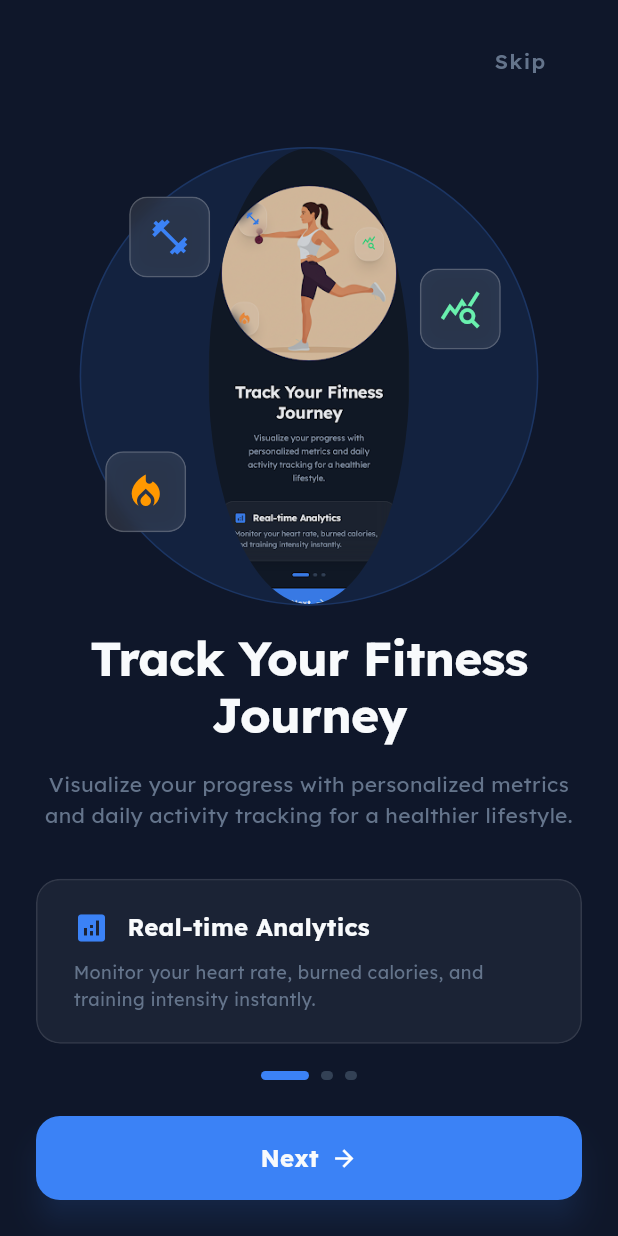
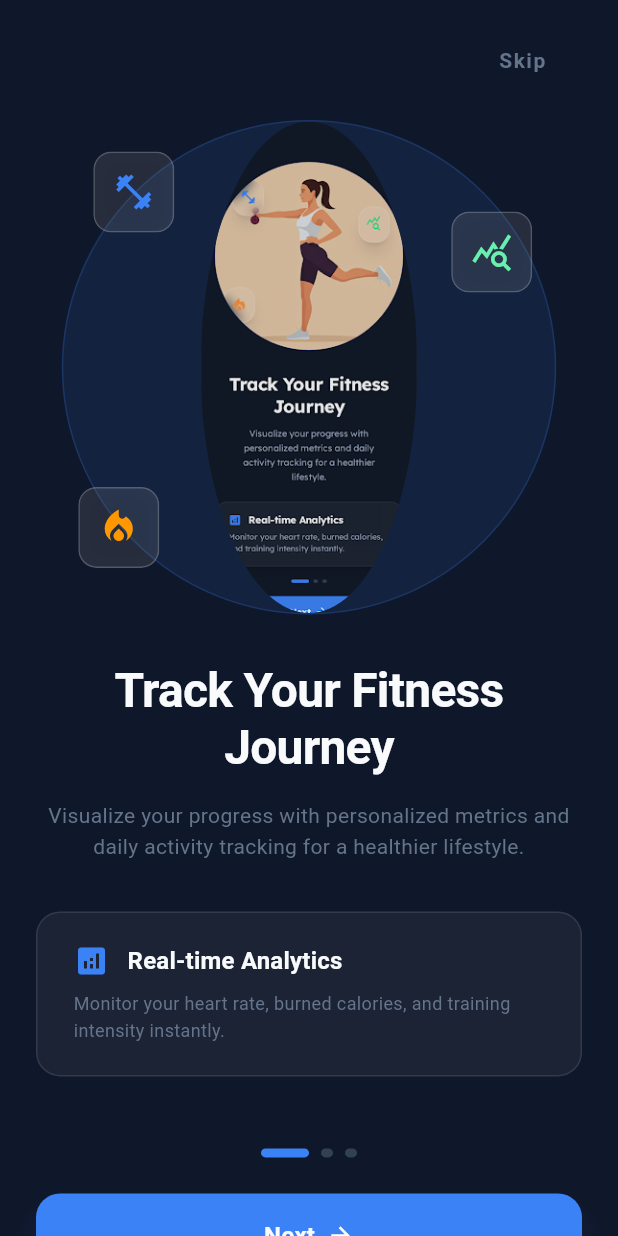
Before and after one commit to RahulDev-01/AvatFit-AI, a Flutter app: the OnboardingScreen1 screen opened by its route, on a phone screen of 412 x 824 dp. Run offline on Flutter 3.47's test engine with Material 3 defaults, Android fonts, the phone set to English and light mode, and no system bars; our stand-ins replace go_router.

Commit message:
Introduce initial splash, onboarding, and sign-up/login flows along with core app theming.

```diff
--- a/lib/screens/onboarding_1.dart
+++ b/lib/screens/onboarding_1.dart
@@ -13,17 +13,20 @@ class OnboardingScreen1 extends StatelessWidget {
     return Scaffold(
       backgroundColor: AppColors.background,
       body: SafeArea(
+        child: SingleChildScrollView(
+          child: Padding(
+            padding: const EdgeInsets.symmetric(horizontal: 24.0),
             child: Column(
               children: [
                 // Top App Bar
                 Padding(
-              padding: const EdgeInsets.symmetric(horizontal: 24.0, vertical: 16.0),
+                  padding: const EdgeInsets.symmetric(vertical: 16.0),
                   child: Row(
                     mainAxisAlignment: MainAxisAlignment.end,
                     children: [
                       TextButton(
                         onPressed: () {
-                      // context.go(AppRoutes.signUpLogin);
+                          context.go(AppRoutes.signUpLogin);
                         },
                         child: Text(
                           'Skip',
@@ -39,10 +42,8 @@ class OnboardingScreen1 extends StatelessWidget {
                 ),
 
                 // Visual Content Area
-            Expanded(
-              flex: 5,
-              child: Padding(
-                padding: const EdgeInsets.symmetric(horizontal: 24.0, vertical: 16.0),
+                SizedBox(
+                  height: MediaQuery.of(context).size.height * 0.4,
                   child: AspectRatio(
                     aspectRatio: 1.0,
                     child: Container(
@@ -58,9 +59,14 @@ class OnboardingScreen1 extends StatelessWidget {
                           ClipOval(
                             child: Opacity(
                               opacity: 0.9,
+                              child: Container(
+                                color: AppColors.surface, // Placeholder color
                                 child: Image.asset(
-                              'assets/images/Onboarding 1 - dd4e6ed3a8a241b894fe3928dbbc4b6a.png', // Temporary placeholder
+                                  'assets/images/Onboarding 1 - dd4e6ed3a8a241b894fe3928dbbc4b6a.png',
                                   fit: BoxFit.cover,
+                                  errorBuilder: (context, error, stackTrace) =>
+                                      Icon(Icons.person, size: 120, color: AppColors.primary.withOpacity(0.3)),
+                                ),
                               ),
                             ),
                           ),
@@ -69,34 +75,31 @@ class OnboardingScreen1 extends StatelessWidget {
                           _buildFloatingIcon(
                             icon: Icons.fitness_center,
                             color: AppColors.primary,
-                          top: 32,
-                          left: 32,
+                            top: 20,
+                            left: 20,
                           ),
                           _buildFloatingIcon(
                             icon: Icons.local_fire_department,
                             color: Colors.orange,
-                          bottom: 48,
-                          left: 16,
+                            bottom: 30,
+                            left: 10,
                           ),
                           _buildFloatingIcon(
                             icon: Icons.query_stats,
                             color: Colors.greenAccent,
-                          top: 80,
-                          right: 24,
+                            top: 60,
+                            right: 15,
                           ),
                         ],
                       ),
                     ),
                   ),
                 ),
-            ),
+
+                const SizedBox(height: 32),
 
                 // Text Content
-            Expanded(
-              flex: 4,
-              child: Padding(
-                padding: const EdgeInsets.symmetric(horizontal: 24.0),
-                child: Column(
+                Column(
                   children: [
                     Text(
                       'Track Your Fitness Journey',
@@ -119,11 +122,7 @@ class OnboardingScreen1 extends StatelessWidget {
                     const SizedBox(height: 32),
 
                     // Glassmorphism Card Feature
-                    ClipRRect(
-                      borderRadius: BorderRadius.circular(16.0),
-                      child: BackdropFilter(
-                        filter: ui.ImageFilter.blur(sigmaX: 10.0, sigmaY: 10.0),
-                        child: Container(
+                    Container(
                       padding: const EdgeInsets.symmetric(horizontal: 24.0, vertical: 20.0),
                       decoration: BoxDecoration(
                         color: Colors.white.withOpacity(0.05),
@@ -151,17 +150,13 @@ class OnboardingScreen1 extends StatelessWidget {
                         ],
                       ),
                     ),
-                      ),
-                    ),
                   ],
                 ),
-              ),
-            ),
+
+                const SizedBox(height: 48),
 
                 // Footer Actions
-            Padding(
-              padding: const EdgeInsets.all(24.0),
-              child: Column(
+                Column(
                   children: [
                     // Page Indicators
                     Row(
@@ -200,8 +195,10 @@ class OnboardingScreen1 extends StatelessWidget {
                     ),
                   ],
                 ),
+                const SizedBox(height: 32),
+              ],
             ),
-          ],
+          ),
         ),
       ),
     );
@@ -222,8 +219,6 @@ class OnboardingScreen1 extends StatelessWidget {
       right: right,
       child: ClipRRect(
         borderRadius: BorderRadius.circular(12.0),
-        child: BackdropFilter(
-          filter: ui.ImageFilter.blur(sigmaX: 5.0, sigmaY: 5.0),
         child: Container(
           padding: const EdgeInsets.all(12.0),
           decoration: BoxDecoration(
@@ -235,7 +230,6 @@ class OnboardingScreen1 extends StatelessWidget {
             ],
           ),
           child: Icon(icon, color: color, size: 28),
-          ),
         ),
       ),
     );
--- a/lib/theme/app_text_styles.dart
+++ b/lib/theme/app_text_styles.dart
@@ -1,81 +1,93 @@
 import 'package:flutter/material.dart';
-import 'package:google_fonts/google_fonts.dart';
 import 'app_colors.dart';
 
 class AppTextStyles {
-  // Use Lexend as primary font
-  static final TextStyle headlineLarge = GoogleFonts.lexend(
+  static const _fontFamily = 'sans-serif';
+
+  static const TextStyle headlineLarge = TextStyle(
+    fontFamily: _fontFamily,
     fontSize: 32,
     fontWeight: FontWeight.bold,
     color: AppColors.textHighEmphasis,
     letterSpacing: -0.5,
   );
 
-  static final TextStyle headlineMedium = GoogleFonts.lexend(
+  static const TextStyle headlineMedium = TextStyle(
+    fontFamily: _fontFamily,
     fontSize: 24,
     fontWeight: FontWeight.bold,
     color: AppColors.textHighEmphasis,
     letterSpacing: -0.5,
   );
 
-  static final TextStyle headlineSmall = GoogleFonts.lexend(
+  static const TextStyle headlineSmall = TextStyle(
+    fontFamily: _fontFamily,
     fontSize: 20,
     fontWeight: FontWeight.w600,
     color: AppColors.textHighEmphasis,
   );
 
-  static final TextStyle titleLarge = GoogleFonts.lexend(
+  static const TextStyle titleLarge = TextStyle(
+    fontFamily: _fontFamily,
     fontSize: 18,
     fontWeight: FontWeight.w600,
     color: AppColors.textHighEmphasis,
   );
 
-  static final TextStyle bodyLarge = GoogleFonts.lexend(
-    fontSize: 16,
-    fontWeight: FontWeight.normal,
-    color: AppColors.textBody,
-  );
-
-  static final TextStyle bodyMedium = GoogleFonts.lexend(
-    fontSize: 14,
-    fontWeight: FontWeight.normal,
-    color: AppColors.textBody,
-  );
-
-  static final TextStyle bodySmall = GoogleFonts.lexend(
-    fontSize: 12,
-    fontWeight: FontWeight.normal,
-    color: AppColors.textMuted,
-  );
-
-  static final TextStyle labelLarge = GoogleFonts.lexend(
-    fontSize: 14,
-    fontWeight: FontWeight.w600,
-    color: AppColors.textHighEmphasis,
-  );
-
-  static final TextStyle titleMedium = GoogleFonts.lexend(
+  static const TextStyle titleMedium = TextStyle(
+    fontFamily: _fontFamily,
     fontSize: 16,
     fontWeight: FontWeight.w600,
     color: AppColors.textHighEmphasis,
     letterSpacing: 0.15,
   );
 
-  static final TextStyle titleSmall = GoogleFonts.lexend(
+  static const TextStyle titleSmall = TextStyle(
+    fontFamily: _fontFamily,
     fontSize: 14,
     fontWeight: FontWeight.w600,
     color: AppColors.textHighEmphasis,
     letterSpacing: 0.1,
   );
 
-  static final TextStyle labelMedium = GoogleFonts.lexend(
+  static const TextStyle bodyLarge = TextStyle(
+    fontFamily: _fontFamily,
+    fontSize: 16,
+    fontWeight: FontWeight.normal,
+    color: AppColors.textBody,
+  );
+
+  static const TextStyle bodyMedium = TextStyle(
+    fontFamily: _fontFamily,
+    fontSize: 14,
+    fontWeight: FontWeight.normal,
+    color: AppColors.textBody,
+  );
+
+  static const TextStyle bodySmall = TextStyle(
+    fontFamily: _fontFamily,
+    fontSize: 12,
+    fontWeight: FontWeight.normal,
+    color: AppColors.textMuted,
+  );
+
+  static const TextStyle labelLarge = TextStyle(
+    fontFamily: _fontFamily,
+    fontSize: 14,
+    fontWeight: FontWeight.w600,
+    color: AppColors.textHighEmphasis,
+  );
+
+  static const TextStyle labelMedium = TextStyle(
+    fontFamily: _fontFamily,
     fontSize: 12,
     fontWeight: FontWeight.w500,
     color: AppColors.textHighEmphasis,
     letterSpacing: 0.5,
   );
 
-  static final TextStyle labelSmall = GoogleFonts.lexend(
+  static const TextStyle labelSmall = TextStyle(
+    fontFamily: _fontFamily,
     fontSize: 11,
     fontWeight: FontWeight.w500,
     color: AppColors.textMuted,
--- a/lib/theme/app_theme.dart
+++ b/lib/theme/app_theme.dart
@@ -1,5 +1,4 @@
 import 'package:flutter/material.dart';
-import 'package:google_fonts/google_fonts.dart';
 import 'app_colors.dart';
 import 'app_text_styles.dart';
 
--- a/pubspec.yaml
+++ b/pubspec.yaml
@@ -35,7 +35,6 @@ dependencies:
   # Use with the CupertinoIcons class for iOS style icons.
   cupertino_icons: ^1.0.8
   go_router: ^17.1.0
-  google_fonts: ^8.0.2
   flutter_svg: ^2.2.4
 
 dev_dependencies:
```
Also changed, not shown: lib/screens/onboarding_2.dart (+60 -76 lines), lib/screens/onboarding_3.dart (+72 -82 lines), lib/screens/sign_up_login.dart (+7 -8 lines), lib/screens/splash_screen_1.dart (+12 -5 lines), lib/screens/splash_screen_2.dart (+24 -11 lines), lib/screens/splash_screen_3.dart (+14 -2 lines), pubspec.lock. Lines whose indentation alone changed are shown as unchanged.
